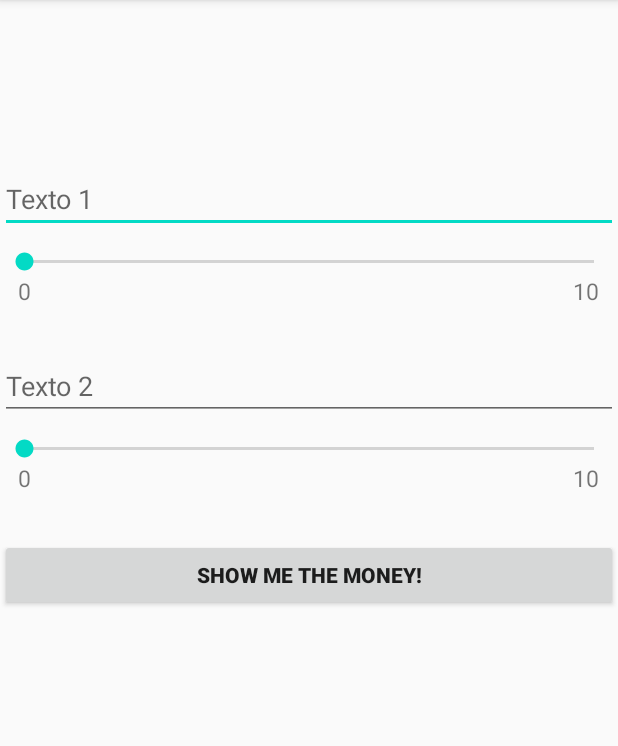
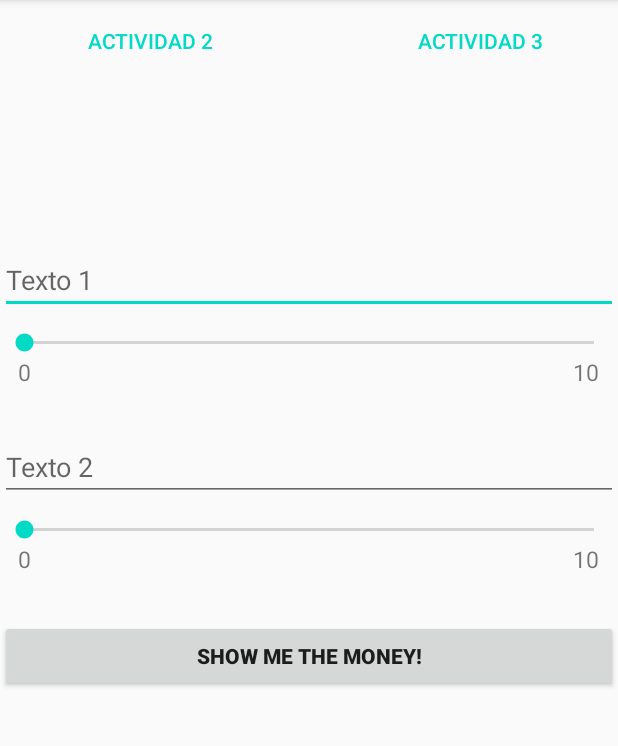
Before and after one commit to ultra-slimer/AS-TP1-Oyhambure, an Android app: the screen it shows after launch (MainActivity), on a phone screen of 412 x 824 dp, the part 84-830 px from its top. Run offline under Robolectric (Android 15) with nearby library versions, the phone set to English and light mode, and no system bars.

Commit message:
Oh captain, my captain

```diff
--- a/app/src/main/AndroidManifest.xml
+++ b/app/src/main/AndroidManifest.xml
@@ -9,6 +9,7 @@
         android:roundIcon="@mipmap/ic_launcher_round"
         android:supportsRtl="true"
         android:theme="@style/AppTheme">
+        <activity android:name=".Part2Activity"></activity>
         <activity android:name=".MainActivity">
             <intent-filter>
                 <action android:name="android.intent.action.MAIN" />
--- a/app/src/main/res/layout/activity_main.xml
+++ b/app/src/main/res/layout/activity_main.xml
@@ -3,9 +3,27 @@
      android:layout_height="match_parent"
     xmlns:android="http://schemas.android.com/apk/res/android"
     android:orientation="vertical"
-    android:weightSum="2"
     >
-
+    <LinearLayout
+        android:layout_width="match_parent"
+        android:layout_height="wrap_content"
+        android:orientation="horizontal"
+        style="?android:attr/buttonBarStyle">
+        <Button
+            android:layout_width="200dp"
+            android:layout_height="match_parent"
+            android:text="Actividad 2"
+            android:id="@+id/ChangeActX"
+            style="?android:buttonBarButtonStyle"
+            android:onClick="ChangeActivity"></Button>
+        <Button
+            android:layout_width="200dp"
+            android:layout_height="match_parent"
+            android:layout_marginStart="20dp"
+            android:text="Actividad 3"
+            android:id="@+id/ChangeActY"
+            style="?android:buttonBarButtonStyle"></Button>
+    </LinearLayout>
     <androidx.appcompat.widget.AppCompatImageButton
         android:layout_width="50dp"
         android:layout_height="50dp"
@@ -40,14 +58,16 @@
             android:layout_height="wrap_content"
             android:text="0"
             android:textSize="15sp"
-            android:paddingLeft="12sp"
+            android:paddingStart="12sp"
+            android:paddingEnd="0sp"
             ></TextView>
         <TextView
             android:layout_width="42sp"
             android:layout_height="wrap_content"
             android:text="10"
             android:textSize="15sp"
-            android:layout_marginLeft="340sp"
+            android:layout_marginStart="340sp"
+            android:layout_marginEnd="0sp"
             android:id="@+id/Max1"
             ></TextView>
     </LinearLayout>
@@ -76,14 +96,16 @@
             android:layout_height="wrap_content"
             android:text="0"
             android:textSize="15sp"
-            android:paddingLeft="12sp"
+            android:paddingStart="12sp"
+            android:paddingEnd="0sp"
             ></TextView>
         <TextView
             android:layout_width="42sp"
             android:layout_height="wrap_content"
             android:text="10"
             android:textSize="15sp"
-            android:layout_marginLeft="340sp"
+            android:layout_marginStart="340sp"
+            android:layout_marginEnd="0sp"
             android:id="@+id/Max2"
             ></TextView>
     </LinearLayout>
```
Also changed, not shown: app/src/main/java/com/example/tp1_oyhambure/MainActivity.java (+27 -9 lines), app/src/main/java/com/example/tp1_oyhambure/Part2Activity.java (added, +17 -0 lines), app/src/main/res/layout/activity_part2.xml (added, +34 -0 lines).
